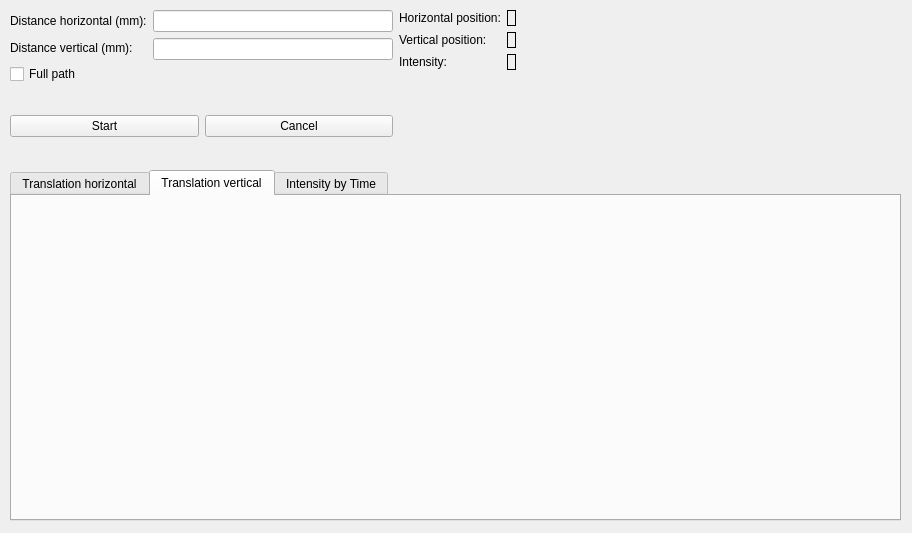
Old version of the form Bricks/widgets/ui_files/Qt4_beam_centering_widget_layout.ui in the repository douglasbeniz/mxcube.
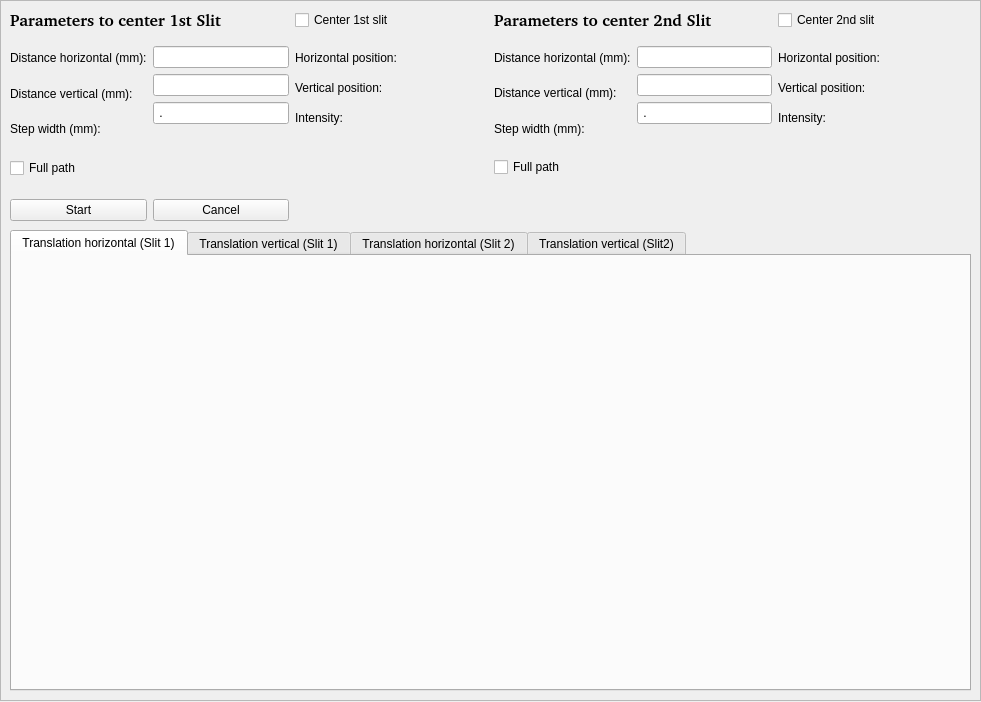
New version of the form.

Commit message: [douglas.beniz] Saving procedure to center beam

The edit to the form file:
```diff
--- a/Bricks/widgets/ui_files/Qt4_beam_centering_widget_layout.ui
+++ b/Bricks/widgets/ui_files/Qt4_beam_centering_widget_layout.ui
@@ -6,107 +6,72 @@
    <rect>
     <x>0</x>
     <y>0</y>
-    <width>912</width>
-    <height>533</height>
+    <width>981</width>
+    <height>702</height>
    </rect>
   </property>
   <property name="windowTitle">
    <string>Beam Centering</string>
   </property>
-  <widget class="QWidget" name="verticalLayoutWidget_8">
+  <widget class="QFrame" name="frame">
    <property name="geometry">
     <rect>
-     <x>10</x>
-     <y>170</y>
-     <width>891</width>
-     <height>351</height>
-    </rect>
-   </property>
-   <layout class="QVBoxLayout" name="downControlBox">
-    <item>
-     <widget class="QTabWidget" name="graphicsTabs">
-      <property name="currentIndex">
-       <number>1</number>
-      </property>
-      <widget class="QWidget" name="translationHorTab">
-       <attribute name="title">
-        <string>Translation horizontal</string>
-       </attribute>
-       <widget class="QWidget" name="mplHorWindow" native="true">
-        <property name="geometry">
-         <rect>
           <x>0</x>
           <y>0</y>
-          <width>881</width>
-          <height>311</height>
-         </rect>
-        </property>
-        <property name="sizePolicy">
-         <sizepolicy hsizetype="Expanding" vsizetype="Expanding">
-          <horstretch>0</horstretch>
-          <verstretch>0</verstretch>
-         </sizepolicy>
-        </property>
-        <layout class="QVBoxLayout" name="mplHorVl"/>
-       </widget>
-      </widget>
-      <widget class="QWidget" name="translationVerTab">
-       <attribute name="title">
-        <string>Translation vertical</string>
-       </attribute>
-       <widget class="QWidget" name="mplVerWindow" native="true">
-        <property name="geometry">
-         <rect>
-          <x>0</x>
-          <y>0</y>
-          <width>881</width>
-          <height>311</height>
-         </rect>
-        </property>
-        <property name="sizePolicy">
-         <sizepolicy hsizetype="Expanding" vsizetype="Expanding">
-          <horstretch>0</horstretch>
-          <verstretch>0</verstretch>
-         </sizepolicy>
-        </property>
-        <layout class="QVBoxLayout" name="mplVerVl"/>
-       </widget>
-      </widget>
-      <widget class="QWidget" name="intensityByTimeTab">
-       <attribute name="title">
-        <string>Intensity by Time</string>
-       </attribute>
-       <widget class="QGraphicsView" name="graphIntensity">
-        <property name="geometry">
-         <rect>
-          <x>0</x>
-          <y>0</y>
-          <width>885</width>
-          <height>315</height>
-         </rect>
-        </property>
-       </widget>
-      </widget>
-     </widget>
-    </item>
-   </layout>
-  </widget>
+     <width>981</width>
+     <height>701</height>
+    </rect>
+   </property>
+   <property name="frameShape">
+    <enum>QFrame::StyledPanel</enum>
+   </property>
+   <property name="frameShadow">
+    <enum>QFrame::Raised</enum>
+   </property>
   <widget class="QWidget" name="horizontalLayoutWidget_4">
    <property name="geometry">
     <rect>
      <x>10</x>
      <y>10</y>
-     <width>889</width>
-     <height>151</height>
+      <width>961</width>
+      <height>211</height>
     </rect>
    </property>
    <layout class="QHBoxLayout" name="upControlsBox">
     <item>
      <layout class="QVBoxLayout" name="controlDistanceOperationBox">
+       <item>
+        <widget class="QLabel" name="Slit1Label">
+         <property name="font">
+          <font>
+           <family>Bitstream Charter</family>
+           <pointsize>12</pointsize>
+           <weight>75</weight>
+           <bold>true</bold>
+          </font>
+         </property>
+         <property name="text">
+          <string>Parameters to center 1st Slit</string>
+         </property>
+        </widget>
+       </item>
       <item>
        <layout class="QHBoxLayout" name="inputDistanceBox">
         <item>
          <layout class="QVBoxLayout" name="colLabelDistanceBox">
+           <item>
+            <spacer name="verticalSpacer_4">
+             <property name="orientation">
+              <enum>Qt::Vertical</enum>
+             </property>
+             <property name="sizeHint" stdset="0">
+              <size>
+               <width>20</width>
+               <height>40</height>
+              </size>
+             </property>
+            </spacer>
+           </item>
           <item>
            <widget class="QLabel" name="distanceHorLabel">
             <property name="text">
@@ -114,6 +79,19 @@
             </property>
            </widget>
           </item>
+           <item>
+            <spacer name="verticalSpacer">
+             <property name="orientation">
+              <enum>Qt::Vertical</enum>
+             </property>
+             <property name="sizeHint" stdset="0">
+              <size>
+               <width>20</width>
+               <height>40</height>
+              </size>
+             </property>
+            </spacer>
+           </item>
           <item>
            <widget class="QLabel" name="distanceVerLabel">
             <property name="text">
@@ -122,21 +100,107 @@
            </widget>
           </item>
           <item>
-           <widget class="QCheckBox" name="fullPathCheckBox">
+            <spacer name="verticalSpacer_2">
+             <property name="orientation">
+              <enum>Qt::Vertical</enum>
+             </property>
+             <property name="sizeHint" stdset="0">
+              <size>
+               <width>20</width>
+               <height>40</height>
+              </size>
+             </property>
+            </spacer>
+           </item>
+           <item>
+            <widget class="QLabel" name="stepSlit1Label">
+             <property name="text">
+              <string>Step width (mm):</string>
+             </property>
+            </widget>
+           </item>
+           <item>
+            <spacer name="verticalSpacer_3">
+             <property name="orientation">
+              <enum>Qt::Vertical</enum>
+             </property>
+             <property name="sizeHint" stdset="0">
+              <size>
+               <width>20</width>
+               <height>40</height>
+              </size>
+             </property>
+            </spacer>
+           </item>
+           <item>
+            <widget class="QCheckBox" name="fullPathSlit1Check">
             <property name="text">
              <string>Full path</string>
             </property>
            </widget>
           </item>
+           <item>
+            <spacer name="verticalSpacer_5">
+             <property name="orientation">
+              <enum>Qt::Vertical</enum>
+             </property>
+             <property name="sizeHint" stdset="0">
+              <size>
+               <width>20</width>
+               <height>40</height>
+              </size>
+             </property>
+            </spacer>
+           </item>
          </layout>
         </item>
         <item>
          <layout class="QVBoxLayout" name="colInputDistanceBox">
           <item>
-           <widget class="QLineEdit" name="distanceHorEdit"/>
+            <spacer name="verticalSpacer_18">
+             <property name="orientation">
+              <enum>Qt::Vertical</enum>
+             </property>
+             <property name="sizeType">
+              <enum>QSizePolicy::Fixed</enum>
+             </property>
+             <property name="sizeHint" stdset="0">
+              <size>
+               <width>20</width>
+               <height>10</height>
+              </size>
+             </property>
+            </spacer>
           </item>
           <item>
-           <widget class="QLineEdit" name="distanceVerEdit"/>
+            <widget class="QLineEdit" name="distanceHorSlit1Edit">
+             <property name="focusPolicy">
+              <enum>Qt::StrongFocus</enum>
+             </property>
+             <property name="inputMask">
+              <string>999; </string>
+             </property>
+            </widget>
+           </item>
+           <item>
+            <widget class="QLineEdit" name="distanceVerSlit1Edit">
+             <property name="focusPolicy">
+              <enum>Qt::StrongFocus</enum>
+             </property>
+             <property name="inputMask">
+              <string>999; </string>
+             </property>
+            </widget>
+           </item>
+           <item>
+            <widget class="QLineEdit" name="stepSlit1Edit">
+             <property name="focusPolicy">
+              <enum>Qt::StrongFocus</enum>
+             </property>
+             <property name="inputMask">
+              <string>0.999; </string>
+             </property>
+            </widget>
           </item>
           <item>
            <spacer name="colDistanceSpacer">
@@ -203,6 +267,29 @@
     </item>
     <item>
      <layout class="QVBoxLayout" name="monitorBox">
+       <item>
+        <widget class="QCheckBox" name="centerSlit1Check">
+         <property name="text">
+          <string>Center 1st slit</string>
+         </property>
+        </widget>
+       </item>
+       <item>
+        <spacer name="verticalSpacer_11">
+         <property name="orientation">
+          <enum>Qt::Vertical</enum>
+         </property>
+         <property name="sizeType">
+          <enum>QSizePolicy::Fixed</enum>
+         </property>
+         <property name="sizeHint" stdset="0">
+          <size>
+           <width>20</width>
+           <height>15</height>
+          </size>
+         </property>
+        </spacer>
+       </item>
       <item>
        <layout class="QHBoxLayout" name="monitorLabelsBox">
         <item>
@@ -214,6 +301,22 @@
             </property>
            </widget>
           </item>
+           <item>
+            <spacer name="monitorDownSpacer">
+             <property name="orientation">
+              <enum>Qt::Vertical</enum>
+             </property>
+             <property name="sizeType">
+              <enum>QSizePolicy::Fixed</enum>
+             </property>
+             <property name="sizeHint" stdset="0">
+              <size>
+               <width>20</width>
+               <height>10</height>
+              </size>
+             </property>
+            </spacer>
+           </item>
           <item>
            <widget class="QLabel" name="positionVerLabel">
             <property name="text">
@@ -221,6 +324,22 @@
             </property>
            </widget>
           </item>
+           <item>
+            <spacer name="verticalSpacer_12">
+             <property name="orientation">
+              <enum>Qt::Vertical</enum>
+             </property>
+             <property name="sizeType">
+              <enum>QSizePolicy::Fixed</enum>
+             </property>
+             <property name="sizeHint" stdset="0">
+              <size>
+               <width>20</width>
+               <height>10</height>
+              </size>
+             </property>
+            </spacer>
+           </item>
           <item>
            <widget class="QLabel" name="intensityLabel">
             <property name="text">
@@ -233,9 +352,29 @@
         <item>
          <layout class="QVBoxLayout" name="colMonitorOutputBox">
           <item>
-           <widget class="QLabel" name="positionHorText">
+            <widget class="QLabel" name="positionHorSlit1Text">
+             <property name="sizePolicy">
+              <sizepolicy hsizetype="Fixed" vsizetype="Preferred">
+               <horstretch>0</horstretch>
+               <verstretch>0</verstretch>
+              </sizepolicy>
+             </property>
+             <property name="minimumSize">
+              <size>
+               <width>85</width>
+               <height>0</height>
+              </size>
+             </property>
+             <property name="font">
+              <font>
+               <family>Bitstream Charter</family>
+               <pointsize>11</pointsize>
+               <weight>75</weight>
+               <bold>true</bold>
+              </font>
+             </property>
             <property name="frameShape">
-             <enum>QFrame::Box</enum>
+              <enum>QFrame::NoFrame</enum>
             </property>
             <property name="text">
              <string/>
@@ -243,9 +382,29 @@
            </widget>
           </item>
           <item>
-           <widget class="QLabel" name="positionVerText">
+            <widget class="QLabel" name="positionVerSlit1Text">
+             <property name="sizePolicy">
+              <sizepolicy hsizetype="Fixed" vsizetype="Preferred">
+               <horstretch>0</horstretch>
+               <verstretch>0</verstretch>
+              </sizepolicy>
+             </property>
+             <property name="minimumSize">
+              <size>
+               <width>85</width>
+               <height>0</height>
+              </size>
+             </property>
+             <property name="font">
+              <font>
+               <family>Bitstream Charter</family>
+               <pointsize>11</pointsize>
+               <weight>75</weight>
+               <bold>true</bold>
+              </font>
+             </property>
             <property name="frameShape">
-             <enum>QFrame::Box</enum>
+              <enum>QFrame::NoFrame</enum>
             </property>
             <property name="text">
              <string/>
@@ -253,9 +412,29 @@
            </widget>
           </item>
           <item>
-           <widget class="QLabel" name="intensityText">
+            <widget class="QLabel" name="intensitySlit1Text">
+             <property name="sizePolicy">
+              <sizepolicy hsizetype="Fixed" vsizetype="Preferred">
+               <horstretch>0</horstretch>
+               <verstretch>0</verstretch>
+              </sizepolicy>
+             </property>
+             <property name="minimumSize">
+              <size>
+               <width>85</width>
+               <height>0</height>
+              </size>
+             </property>
+             <property name="font">
+              <font>
+               <family>Bitstream Charter</family>
+               <pointsize>11</pointsize>
+               <weight>75</weight>
+               <bold>true</bold>
+              </font>
+             </property>
             <property name="frameShape">
-             <enum>QFrame::Box</enum>
+              <enum>QFrame::NoFrame</enum>
             </property>
             <property name="text">
              <string/>
@@ -267,34 +446,558 @@
        </layout>
       </item>
       <item>
-       <spacer name="monitorDownSpacer">
+        <spacer name="verticalSpacer_13">
         <property name="orientation">
          <enum>Qt::Vertical</enum>
         </property>
+         <property name="sizeType">
+          <enum>QSizePolicy::Expanding</enum>
+         </property>
         <property name="sizeHint" stdset="0">
          <size>
           <width>20</width>
+           <height>75</height>
+          </size>
+         </property>
+        </spacer>
+       </item>
+      </layout>
+     </item>
+     <item>
+      <layout class="QVBoxLayout" name="controlDistanceOperationBox_2">
+       <item>
+        <widget class="QLabel" name="Slit2Label">
+         <property name="font">
+          <font>
+           <family>Bitstream Charter</family>
+           <pointsize>12</pointsize>
+           <weight>75</weight>
+           <bold>true</bold>
+          </font>
+         </property>
+         <property name="text">
+          <string>Parameters to center 2nd Slit</string>
+         </property>
+        </widget>
+       </item>
+       <item>
+        <layout class="QHBoxLayout" name="inputDistanceBox_2">
+         <item>
+          <layout class="QVBoxLayout" name="colLabelDistanceBox_2">
+           <item>
+            <spacer name="verticalSpacer_6">
+             <property name="orientation">
+              <enum>Qt::Vertical</enum>
+             </property>
+             <property name="sizeHint" stdset="0">
+              <size>
+               <width>20</width>
           <height>40</height>
          </size>
         </property>
        </spacer>
       </item>
+           <item>
+            <widget class="QLabel" name="distanceHorLabel_2">
+             <property name="text">
+              <string>Distance horizontal (mm):</string>
+             </property>
+            </widget>
+           </item>
+           <item>
+            <spacer name="verticalSpacer_7">
+             <property name="orientation">
+              <enum>Qt::Vertical</enum>
+             </property>
+             <property name="sizeHint" stdset="0">
+              <size>
+               <width>20</width>
+               <height>40</height>
+              </size>
+             </property>
+            </spacer>
+           </item>
+           <item>
+            <widget class="QLabel" name="distanceVerLabel_2">
+             <property name="text">
+              <string>Distance vertical (mm):</string>
+             </property>
+            </widget>
+           </item>
+           <item>
+            <spacer name="verticalSpacer_8">
+             <property name="orientation">
+              <enum>Qt::Vertical</enum>
+             </property>
+             <property name="sizeHint" stdset="0">
+              <size>
+               <width>20</width>
+               <height>40</height>
+              </size>
+             </property>
+            </spacer>
+           </item>
+           <item>
+            <widget class="QLabel" name="stepSlit1Label_2">
+             <property name="text">
+              <string>Step width (mm):</string>
+             </property>
+            </widget>
+           </item>
+           <item>
+            <spacer name="verticalSpacer_9">
+             <property name="orientation">
+              <enum>Qt::Vertical</enum>
+             </property>
+             <property name="sizeHint" stdset="0">
+              <size>
+               <width>20</width>
+               <height>40</height>
+              </size>
+             </property>
+            </spacer>
+           </item>
+           <item>
+            <widget class="QCheckBox" name="fullPathSlit2Check">
+             <property name="text">
+              <string>Full path</string>
+             </property>
+            </widget>
+           </item>
+           <item>
+            <spacer name="verticalSpacer_10">
+             <property name="orientation">
+              <enum>Qt::Vertical</enum>
+             </property>
+             <property name="sizeHint" stdset="0">
+              <size>
+               <width>20</width>
+               <height>40</height>
+              </size>
+             </property>
+            </spacer>
+           </item>
      </layout>
     </item>
     <item>
-     <spacer name="rightBoxesSpacer">
+          <layout class="QVBoxLayout" name="colInputDistanceBox_2">
+           <item>
+            <spacer name="verticalSpacer_19">
       <property name="orientation">
-       <enum>Qt::Horizontal</enum>
-      </property>
+              <enum>Qt::Vertical</enum>
+             </property>
+             <property name="sizeType">
+              <enum>QSizePolicy::Fixed</enum>
+             </property>
       <property name="sizeHint" stdset="0">
        <size>
-        <width>40</width>
-        <height>20</height>
+               <width>20</width>
+               <height>10</height>
        </size>
       </property>
      </spacer>
     </item>
-   </layout>
+           <item>
+            <widget class="QLineEdit" name="distanceHorSlit2Edit">
+             <property name="focusPolicy">
+              <enum>Qt::StrongFocus</enum>
+             </property>
+             <property name="inputMask">
+              <string>999; </string>
+             </property>
+            </widget>
+           </item>
+           <item>
+            <widget class="QLineEdit" name="distanceVerSlit2Edit">
+             <property name="focusPolicy">
+              <enum>Qt::StrongFocus</enum>
+             </property>
+             <property name="inputMask">
+              <string>999; </string>
+             </property>
+            </widget>
+           </item>
+           <item>
+            <widget class="QLineEdit" name="stepSlit2Edit">
+             <property name="focusPolicy">
+              <enum>Qt::StrongFocus</enum>
+             </property>
+             <property name="inputMask">
+              <string>0.999; </string>
+             </property>
+            </widget>
+           </item>
+           <item>
+            <spacer name="colDistanceSpacer_2">
+             <property name="orientation">
+              <enum>Qt::Vertical</enum>
+             </property>
+             <property name="sizeHint" stdset="0">
+              <size>
+               <width>20</width>
+               <height>40</height>
+              </size>
+             </property>
+            </spacer>
+           </item>
+          </layout>
+         </item>
+        </layout>
+       </item>
+       <item>
+        <spacer name="verticalSpacer_17">
+         <property name="orientation">
+          <enum>Qt::Vertical</enum>
+         </property>
+         <property name="sizeType">
+          <enum>QSizePolicy::Fixed</enum>
+         </property>
+         <property name="sizeHint" stdset="0">
+          <size>
+           <width>20</width>
+           <height>29</height>
+          </size>
+         </property>
+        </spacer>
+       </item>
+       <item>
+        <spacer name="frameUpButtonSpacer_2">
+         <property name="orientation">
+          <enum>Qt::Vertical</enum>
+         </property>
+         <property name="sizeHint" stdset="0">
+          <size>
+           <width>20</width>
+           <height>40</height>
+          </size>
+         </property>
+        </spacer>
+       </item>
+       <item>
+        <spacer name="frameDownButtonSpacer_2">
+         <property name="orientation">
+          <enum>Qt::Vertical</enum>
+         </property>
+         <property name="sizeHint" stdset="0">
+          <size>
+           <width>20</width>
+           <height>40</height>
+          </size>
+         </property>
+        </spacer>
+       </item>
+      </layout>
+     </item>
+     <item>
+      <layout class="QVBoxLayout" name="monitorBox_2">
+       <item>
+        <widget class="QCheckBox" name="centerSlit2Check">
+         <property name="text">
+          <string>Center 2nd slit</string>
+         </property>
+        </widget>
+       </item>
+       <item>
+        <spacer name="verticalSpacer_14">
+         <property name="orientation">
+          <enum>Qt::Vertical</enum>
+         </property>
+         <property name="sizeType">
+          <enum>QSizePolicy::Fixed</enum>
+         </property>
+         <property name="sizeHint" stdset="0">
+          <size>
+           <width>20</width>
+           <height>15</height>
+          </size>
+         </property>
+        </spacer>
+       </item>
+       <item>
+        <layout class="QHBoxLayout" name="monitorLabelsBox_2">
+         <item>
+          <layout class="QVBoxLayout" name="colMonitorLabelsBox_2">
+           <item>
+            <widget class="QLabel" name="positionHorLabel_2">
+             <property name="text">
+              <string>Horizontal position:</string>
+             </property>
+            </widget>
+           </item>
+           <item>
+            <spacer name="monitorDownSpacer_2">
+             <property name="orientation">
+              <enum>Qt::Vertical</enum>
+             </property>
+             <property name="sizeType">
+              <enum>QSizePolicy::Fixed</enum>
+             </property>
+             <property name="sizeHint" stdset="0">
+              <size>
+               <width>20</width>
+               <height>10</height>
+              </size>
+             </property>
+            </spacer>
+           </item>
+           <item>
+            <widget class="QLabel" name="positionVerLabel_2">
+             <property name="text">
+              <string>Vertical position:</string>
+             </property>
+            </widget>
+           </item>
+           <item>
+            <spacer name="verticalSpacer_15">
+             <property name="orientation">
+              <enum>Qt::Vertical</enum>
+             </property>
+             <property name="sizeType">
+              <enum>QSizePolicy::Fixed</enum>
+             </property>
+             <property name="sizeHint" stdset="0">
+              <size>
+               <width>20</width>
+               <height>10</height>
+              </size>
+             </property>
+            </spacer>
+           </item>
+           <item>
+            <widget class="QLabel" name="intensityLabel_2">
+             <property name="text">
+              <string>Intensity:</string>
+             </property>
+            </widget>
+           </item>
+          </layout>
+         </item>
+         <item>
+          <layout class="QVBoxLayout" name="colMonitorOutputBox_2">
+           <item>
+            <widget class="QLabel" name="positionHorSlit2Text">
+             <property name="sizePolicy">
+              <sizepolicy hsizetype="Fixed" vsizetype="Preferred">
+               <horstretch>0</horstretch>
+               <verstretch>0</verstretch>
+              </sizepolicy>
+             </property>
+             <property name="minimumSize">
+              <size>
+               <width>85</width>
+               <height>0</height>
+              </size>
+             </property>
+             <property name="font">
+              <font>
+               <family>Bitstream Charter</family>
+               <pointsize>11</pointsize>
+               <weight>75</weight>
+               <bold>true</bold>
+              </font>
+             </property>
+             <property name="frameShape">
+              <enum>QFrame::NoFrame</enum>
+             </property>
+             <property name="text">
+              <string/>
+             </property>
+            </widget>
+           </item>
+           <item>
+            <widget class="QLabel" name="positionVerSlit2Text">
+             <property name="sizePolicy">
+              <sizepolicy hsizetype="Fixed" vsizetype="Preferred">
+               <horstretch>0</horstretch>
+               <verstretch>0</verstretch>
+              </sizepolicy>
+             </property>
+             <property name="minimumSize">
+              <size>
+               <width>85</width>
+               <height>0</height>
+              </size>
+             </property>
+             <property name="font">
+              <font>
+               <family>Bitstream Charter</family>
+               <pointsize>11</pointsize>
+               <weight>75</weight>
+               <bold>true</bold>
+              </font>
+             </property>
+             <property name="frameShape">
+              <enum>QFrame::NoFrame</enum>
+             </property>
+             <property name="text">
+              <string/>
+             </property>
+            </widget>
+           </item>
+           <item>
+            <widget class="QLabel" name="intensitySlit2Text">
+             <property name="sizePolicy">
+              <sizepolicy hsizetype="Fixed" vsizetype="Preferred">
+               <horstretch>0</horstretch>
+               <verstretch>0</verstretch>
+              </sizepolicy>
+             </property>
+             <property name="minimumSize">
+              <size>
+               <width>85</width>
+               <height>0</height>
+              </size>
+             </property>
+             <property name="font">
+              <font>
+               <family>Bitstream Charter</family>
+               <pointsize>11</pointsize>
+               <weight>75</weight>
+               <bold>true</bold>
+              </font>
+             </property>
+             <property name="frameShape">
+              <enum>QFrame::NoFrame</enum>
+             </property>
+             <property name="text">
+              <string/>
+             </property>
+            </widget>
+           </item>
+          </layout>
+         </item>
+        </layout>
+       </item>
+       <item>
+        <spacer name="verticalSpacer_16">
+         <property name="orientation">
+          <enum>Qt::Vertical</enum>
+         </property>
+         <property name="sizeType">
+          <enum>QSizePolicy::Expanding</enum>
+         </property>
+         <property name="sizeHint" stdset="0">
+          <size>
+           <width>20</width>
+           <height>75</height>
+          </size>
+         </property>
+        </spacer>
+       </item>
+      </layout>
+     </item>
+    </layout>
+   </widget>
+   <widget class="QWidget" name="verticalLayoutWidget_8">
+    <property name="geometry">
+     <rect>
+      <x>10</x>
+      <y>230</y>
+      <width>961</width>
+      <height>461</height>
+     </rect>
+    </property>
+    <layout class="QVBoxLayout" name="downControlBox">
+     <item>
+      <widget class="QTabWidget" name="graphicsTabs">
+       <property name="currentIndex">
+        <number>0</number>
+       </property>
+       <widget class="QWidget" name="translationHorTabSlit1">
+        <attribute name="title">
+         <string>Translation horizontal (Slit 1)</string>
+        </attribute>
+        <widget class="QWidget" name="mplHorSlit1Window" native="true">
+         <property name="geometry">
+          <rect>
+           <x>0</x>
+           <y>0</y>
+           <width>951</width>
+           <height>421</height>
+          </rect>
+         </property>
+         <property name="sizePolicy">
+          <sizepolicy hsizetype="Expanding" vsizetype="Expanding">
+           <horstretch>0</horstretch>
+           <verstretch>0</verstretch>
+          </sizepolicy>
+         </property>
+         <layout class="QVBoxLayout" name="mplHorVlSlit1"/>
+        </widget>
+       </widget>
+       <widget class="QWidget" name="translationVerTabSlit1">
+        <attribute name="title">
+         <string>Translation vertical (Slit 1)</string>
+        </attribute>
+        <widget class="QWidget" name="mplVerSlit1Window" native="true">
+         <property name="geometry">
+          <rect>
+           <x>0</x>
+           <y>0</y>
+           <width>951</width>
+           <height>421</height>
+          </rect>
+         </property>
+         <property name="sizePolicy">
+          <sizepolicy hsizetype="Expanding" vsizetype="Expanding">
+           <horstretch>0</horstretch>
+           <verstretch>0</verstretch>
+          </sizepolicy>
+         </property>
+         <layout class="QVBoxLayout" name="mplVerVlSlit1"/>
+        </widget>
+       </widget>
+       <widget class="QWidget" name="translationHorTabSlit2">
+        <attribute name="title">
+         <string>Translation horizontal (Slit 2)</string>
+        </attribute>
+        <widget class="QWidget" name="mplHorSlit2Window" native="true">
+         <property name="geometry">
+          <rect>
+           <x>0</x>
+           <y>0</y>
+           <width>951</width>
+           <height>421</height>
+          </rect>
+         </property>
+         <property name="sizePolicy">
+          <sizepolicy hsizetype="Expanding" vsizetype="Expanding">
+           <horstretch>0</horstretch>
+           <verstretch>0</verstretch>
+          </sizepolicy>
+         </property>
+         <layout class="QVBoxLayout" name="mplHorVlSlit2"/>
+        </widget>
+       </widget>
+       <widget class="QWidget" name="translationVerTabSlit2">
+        <attribute name="title">
+         <string>Translation vertical (Slit2)</string>
+        </attribute>
+        <widget class="QWidget" name="mplVerSlit2Window" native="true">
+         <property name="geometry">
+          <rect>
+           <x>0</x>
+           <y>0</y>
+           <width>951</width>
+           <height>421</height>
+          </rect>
+         </property>
+         <property name="sizePolicy">
+          <sizepolicy hsizetype="Expanding" vsizetype="Expanding">
+           <horstretch>0</horstretch>
+           <verstretch>0</verstretch>
+          </sizepolicy>
+         </property>
+         <layout class="QVBoxLayout" name="mplVerVlSlit2"/>
+        </widget>
+       </widget>
+      </widget>
+     </item>
+    </layout>
+   </widget>
+   <zorder>horizontalLayoutWidget_4</zorder>
+   <zorder>graphicsTabs</zorder>
+   <zorder>verticalLayoutWidget_8</zorder>
   </widget>
  </widget>
  <resources/>
```
Lines whose indentation alone changed are shown as unchanged. The commit also changes 13 other files.
